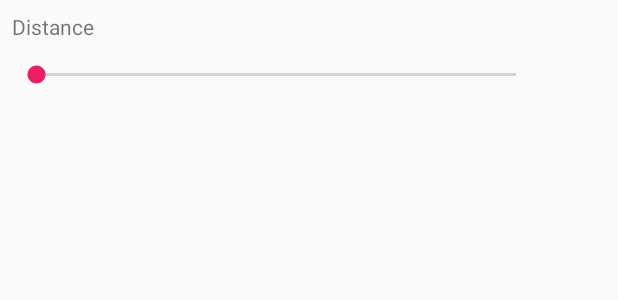
After one commit to achaudhary997/Mobile_Computing_Project, an Android app: the layout fragment_settings.xml on its own in the app's theme, with its tools: preview values and no code run, on a phone screen of 412 x 824 dp. The commit adds this screen. Shown: the top 300 px of the screen. Run offline under Robolectric (Android 15) with nearby library versions, the phone set to English and light mode, and no system bars.

Commit message:
Distance updation complete

```diff
--- a/app/src/main/java/com/example/anubhav/mc_project/Helper.java
+++ b/app/src/main/java/com/example/anubhav/mc_project/Helper.java
@@ -35,7 +35,7 @@ public class Helper {
     public static String userNode = "users";
     public static String eventNode = "events";
     public static String logTag = "sports_buddy_log";
-    public static double currentLatitudeGlobal = 0.0, currentLongitudeGlobal = 0.0;
+
 
     private static final Pattern VALID_EMAIL_ADDRESS_REGEX =
             Pattern.compile("^[A-Z0-9._%+-]+@[A-Z0-9.-]+\\.[A-Z]{2,6}$", Pattern.CASE_INSENSITIVE);
--- a/app/src/main/java/com/example/anubhav/mc_project/HomeActivity.java
+++ b/app/src/main/java/com/example/anubhav/mc_project/HomeActivity.java
@@ -121,7 +121,8 @@ public class HomeActivity extends AppCompatActivity
         else if (id == R.id.nav_profile) {
             fragmentClass = ProfileFragment.class;
         } else if (id == R.id.nav_settings) {
-
+            fragmentClass = SettingsFragment.class;
+            Log.d("Settings has been clicked", "onNavigationItemSelected: ");
         } else if (id == R.id.nav_my_teams) {
 
         } else if (id == R.id.nav_logout) {
--- a/app/src/main/java/com/example/anubhav/mc_project/ProfileFragment.java
+++ b/app/src/main/java/com/example/anubhav/mc_project/ProfileFragment.java
@@ -69,10 +69,12 @@ public class ProfileFragment extends Fragment {
         TextView fullName = view.findViewById(R.id.profile_full_name);
         TextView email = view.findViewById(R.id.profile_email);
         TextView contact = view.findViewById(R.id.profile_phone_number);
+        TextView distance = view.findViewById(R.id.profile_distance_threshold);
 
         fullName.setText(currentUser.getFullName());
         email.setText(currentUser.getEmail());
         contact.setText(currentUser.getPhoneNumber());
+        distance.setText(""+currentUser.getDistanceThreshold());
     }
 
     @Override
--- a/app/src/main/res/layout/fragment_profile.xml
+++ b/app/src/main/res/layout/fragment_profile.xml
@@ -36,6 +36,11 @@
         android:layout_height="wrap_content"
         android:layout_below="@+id/profile_email"
         android:id="@+id/profile_phone_number" />
+    <TextView
+        android:layout_width="match_parent"
+        android:layout_height="wrap_content"
+        android:layout_below="@+id/profile_phone_number"
+        android:id="@+id/profile_distance_threshold"/>
 
 
 </RelativeLayout>
--- /dev/null
+++ b/app/src/main/res/layout/fragment_settings.xml
@@ -0,0 +1,38 @@
+<?xml version="1.0" encoding="utf-8"?>
+<RelativeLayout xmlns:android="http://schemas.android.com/apk/res/android"
+    xmlns:app="http://schemas.android.com/apk/res-auto"
+    xmlns:tools="http://schemas.android.com/tools"
+    android:layout_width="match_parent"
+    android:layout_height="match_parent"
+    tools:context=".SettingsFragment">
+
+
+    <TextView
+        android:id="@+id/SettingsDistance"
+        android:layout_width="233dp"
+        android:layout_height="wrap_content"
+        android:layout_marginStart="8dp"
+        android:layout_marginTop="8dp"
+        android:layout_marginEnd="8dp"
+        android:text="Distance" />
+
+    <SeekBar
+        android:id="@+id/seekBarDistance"
+        android:layout_width="352dp"
+        android:layout_height="wrap_content"
+        android:layout_alignBottom="@+id/SettingsDistance"
+        android:layout_marginStart="8dp"
+        android:layout_marginTop="8dp"
+        android:layout_marginEnd="8dp"
+        android:layout_marginBottom="-31dp" />
+
+    <TextView
+        android:id="@+id/SettingsDistanceValue"
+        android:layout_width="wrap_content"
+        android:layout_height="wrap_content"
+        android:layout_alignBottom="@+id/SettingsDistance"
+        android:layout_alignParentEnd="true"
+        android:layout_marginEnd="56dp" />
+
+
+</RelativeLayout>
```
Also changed, not shown: app/src/main/java/com/example/anubhav/mc_project/SettingsFragment.java (added, +154 -0 lines), app/src/main/java/com/example/anubhav/mc_project/models/User.java (+9 -0 lines).
